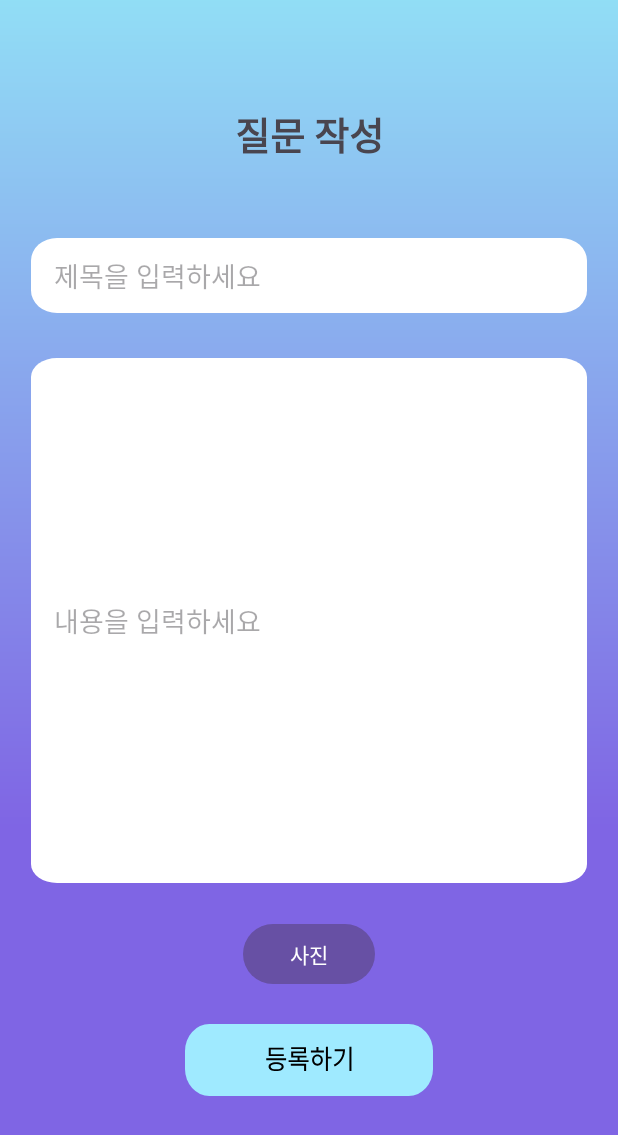
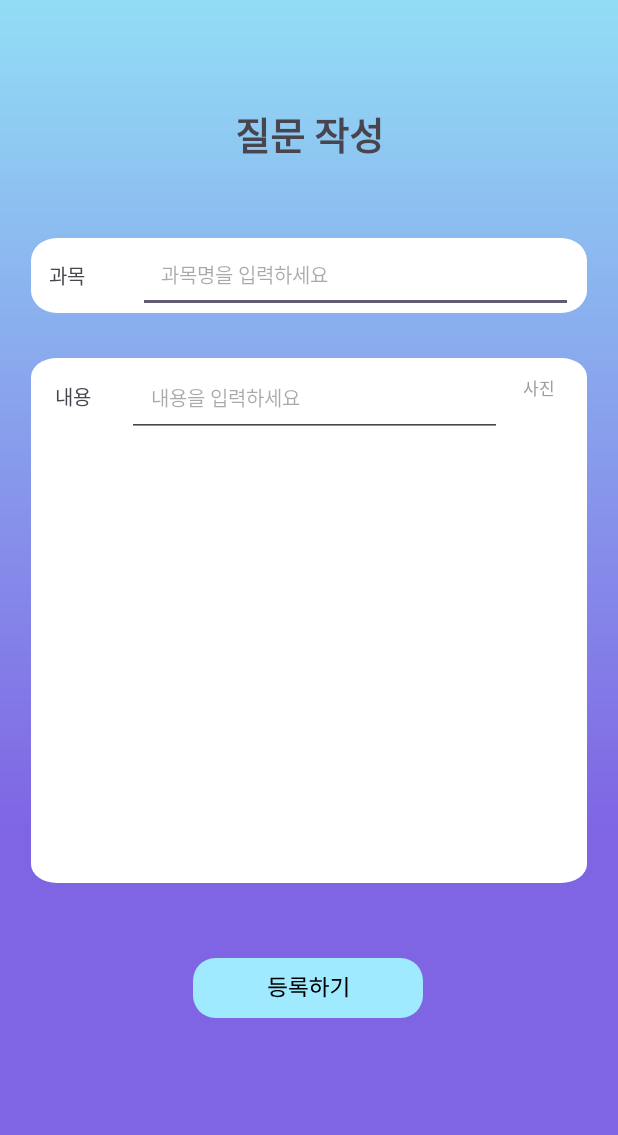
Before and after one commit to Alom-Team-Project-2024/Android, an Android app: the fragment QuestionPostFragment shown on its own in the app's theme, after a tap on an icon or button, on a phone screen of 412 x 824 dp. Shown: the top 1135 px of the screen. Run offline under Robolectric (Android 15) with nearby library versions, the phone set to English and light mode, and no system bars.

Commit message:
서버연결성공

```diff
--- a/app/src/main/java/com/example/setong_alom/QuestionPostFragment.kt
+++ b/app/src/main/java/com/example/setong_alom/QuestionPostFragment.kt
@@ -1,25 +1,23 @@
 package com.example.setong_alom
 
+import QuestionPostService
 import android.os.Bundle
 import android.util.Log
 import android.view.LayoutInflater
 import android.view.View
 import android.view.ViewGroup
-import android.widget.Button
 import android.widget.EditText
 import android.widget.ImageButton
 import android.widget.Toast
 import androidx.fragment.app.Fragment
-import com.google.gson.Gson
 import com.google.gson.JsonObject
-import okhttp3.*
-import okhttp3.MediaType.Companion.toMediaTypeOrNull
-import okhttp3.RequestBody.Companion.toRequestBody
-import java.io.IOException
-
+import retrofit2.Call
+import retrofit2.Callback
+import retrofit2.Response
 
 private const val ARG_PARAM1 = "param1"
 private const val ARG_PARAM2 = "param2"
+
 class QuestionPostFragment : Fragment() {
 
     private var param1: String? = null
@@ -29,8 +27,7 @@ class QuestionPostFragment : Fragment() {
     private lateinit var contentEditText: EditText
     private lateinit var submitButton: ImageButton
 
-    private val client = OkHttpClient()
-    private val gson = Gson()
+    private val service = RetrofitClient.instance.create(QuestionPostService::class.java)
 
     override fun onCreate(savedInstanceState: Bundle?) {
         super.onCreate(savedInstanceState)
@@ -39,6 +36,7 @@ class QuestionPostFragment : Fragment() {
             param2 = it.getString(ARG_PARAM2)
         }
     }
+
     override fun onCreateView(
         inflater: LayoutInflater, container: ViewGroup?,
         savedInstanceState: Bundle?
@@ -59,63 +57,39 @@ class QuestionPostFragment : Fragment() {
     }
 
     private fun sendPostRequest() {
-        val userId = "22222222"
+        val token = "Bearer eyJhbGciOiJIUzI1NiJ9.eyJ1c2VybmFtZSI6IjIyMDExMzE1Iiwicm9sZSI6IlVTRVIiLCJuaWNrbmFtZSI6InVzZXIyIiwiaWF0IjoxNzIyNjYyODE2LCJleHAiOjE3MjI2NjQwMTZ9.DB5BO63wGeXtXes2k3tehRM47x6yArr7eRvLVfFJGt8" // Bearer 인증을 위한 토큰
         val subject = titleEditText.text.toString()
-        val content = contentEditText.text.toString()
-        val image = "URL" // 실제 이미지 URL로
+        val text = contentEditText.text.toString()
 
-        //json 객체 생성, 데이터 추가
-        val jsonObject = JsonObject().apply {
-            addProperty("userId", userId)
-            addProperty("subject", subject)
-            addProperty("content", content)
-            addProperty("image", image)
+        // 제목과 내용을 확인하고 비어 있지 않도록 체크
+        if (subject.isBlank() || text.isBlank()) {
+            Toast.makeText(context, "Please fill in both fields", Toast.LENGTH_SHORT).show()
+            return
         }
 
-        //requestBody 생성
-        val requestBody = gson.toJson(jsonObject)
-            .toRequestBody("application/json; charset=utf-8".toMediaTypeOrNull())
+        val jsonObject = JsonObject().apply {
+            addProperty("subject", subject)
+            addProperty("text", text)
+        }
 
-        //request 객체 생성, 서버 URL 설정
-        val request = Request.Builder()
-            .url("https://your-server-url.com/api/posts") // 실제 서버 URL
-            .post(requestBody)
-            .build()
-
-        //비동기적으로 요청을 서버에 보냄
-        client.newCall(request).enqueue(object : Callback {
-            override fun onFailure(call: Call, e: IOException) {
-                Log.e("POST_REQUEST", "Failed to send request", e)
-                activity?.runOnUiThread {
-                    Toast.makeText(context, "Request failed", Toast.LENGTH_SHORT).show()
+        service.postQuestion(token, jsonObject).enqueue(object : Callback<Void> {
+            override fun onResponse(call: Call<Void>, response: Response<Void>) {
+                if (response.isSuccessful) {
+                    Toast.makeText(context, "Post submitted successfully", Toast.LENGTH_SHORT).show()
+                } else {
+                    Log.e("POST_REQUEST", "Error: ${response.code()}")
+                    Toast.makeText(context, "Request failed with status code: ${response.code()}", Toast.LENGTH_SHORT).show()
                 }
             }
 
-            override fun onResponse(call: Call, response: Response) {
-                if (response.isSuccessful) {
-                    activity?.runOnUiThread {
-                        Toast.makeText(context, "Post submitted successfully", Toast.LENGTH_SHORT)
-                            .show()
-                    }
-                } else {
-                    Log.e("POST_REQUEST", "Error: ${response.code}")
-                    activity?.runOnUiThread {
-                        Toast.makeText(context, "Request failed", Toast.LENGTH_SHORT).show()
-                    }
-                }
+            override fun onFailure(call: Call<Void>, t: Throwable) {
+                Log.e("POST_REQUEST", "Failed to send request", t)
+                Toast.makeText(context, "Request failed: ${t.message}", Toast.LENGTH_SHORT).show()
             }
         })
     }
+
     companion object {
-        /**
-         * Use this factory method to create a new instance of
-         * this fragment using the provided parameters.
-         *
-         * @param param1 Parameter 1.
-         * @param param2 Parameter 2.
-         * @return A new instance of fragment QuestionPost.
-         */
-        // TODO: Rename and change types and number of parameters
         @JvmStatic
         fun newInstance(param1: String, param2: String) =
             QuestionPostFragment().apply {
--- /dev/null
+++ b/app/src/main/java/com/example/setong_alom/QuestionPostService.kt
@@ -0,0 +1,13 @@
+import com.google.gson.JsonObject
+import retrofit2.Call
+import retrofit2.http.Body
+import retrofit2.http.Header
+import retrofit2.http.POST
+
+interface QuestionPostService {
+    @POST("question_post") // 엔드포인트
+    fun postQuestion(
+        @Header("Authorization") token: String, // Authorization 헤더에 토큰 추가
+        @Body requestBody: JsonObject // JSON 형식의 바디 데이터
+    ): Call<Void>
+}
--- /dev/null
+++ b/app/src/main/java/com/example/setong_alom/RetrofitClient.kt
@@ -0,0 +1,15 @@
+package com.example.setong_alom
+
+import retrofit2.Retrofit
+import retrofit2.converter.gson.GsonConverterFactory
+
+object RetrofitClient {
+    private const val BASE_URL = "http://15.165.213.186:8080/"
+
+    val instance: Retrofit by lazy {
+        Retrofit.Builder()
+            .baseUrl(BASE_URL)
+            .addConverterFactory(GsonConverterFactory.create())
+            .build()
+    }
+}
--- a/app/src/main/res/layout/fragment_question_post.xml
+++ b/app/src/main/res/layout/fragment_question_post.xml
@@ -14,76 +14,160 @@
         android:id="@+id/writeQuestionText"
         android:layout_width="wrap_content"
         android:layout_height="wrap_content"
+        android:layout_marginTop="70dp"
         android:text="@string/writeQuestionText"
         android:textSize="25sp"
+
         android:textStyle="bold"
+        app:layout_constraintEnd_toEndOf="parent"
+        app:layout_constraintStart_toStartOf="parent"
+        app:layout_constraintTop_toTopOf="parent" />
 
+
+    <ImageView
+        android:id="@+id/imageView5"
+        android:layout_width="0dp"
+
+        android:layout_height="50dp"
+
+        android:layout_marginTop="50dp"
+        android:background="@drawable/rounded_edittext"
+        android:paddingStart="15sp"
+        android:paddingEnd="15sp"
+
+        app:layout_constraintEnd_toEndOf="parent"
         app:layout_constraintStart_toStartOf="parent"
-        app:layout_constraintEnd_toEndOf="parent"
-        app:layout_constraintTop_toTopOf="parent"
-        android:layout_marginTop="70dp"
-        />
+        app:layout_constraintTop_toBottomOf="@id/writeQuestionText"
+        app:layout_constraintWidth_percent="0.9" />
 
-    <!-- 제목 editText -->
+    <TextView
+        android:id="@+id/title"
+        android:layout_width="0dp"
+        android:layout_height="wrap_content"
+
+        android:layout_marginStart="12dp"
+        android:layout_marginLeft="12dp"
+        android:layout_marginTop="50dp"
+        android:layout_marginEnd="20dp"
+        android:layout_marginRight="20dp"
+
+        android:text="@string/title"
+        android:textSize="13sp"
+        app:layout_constraintBottom_toBottomOf="@id/imageView5"
+        app:layout_constraintEnd_toStartOf="@id/titleEditText"
+        app:layout_constraintStart_toStartOf="@id/imageView5"
+        app:layout_constraintTop_toBottomOf="@+id/writeQuestionText" />
+
+    <!-- 제목 editText-->
     <EditText
         android:id="@+id/titleEditText"
-        android:layout_width="0dp"
+        android:layout_width="290dp"
         android:layout_height="50dp"
 
+        android:layout_marginTop="50dp"
+
+        android:layout_marginEnd="30dp"
+        android:layout_marginRight="30dp"
         android:hint="@string/titleText"
-        android:singleLine="true"
 
-        android:background="@drawable/rounded_edittext"
-
-        app:layout_constraintTop_toBottomOf="@id/writeQuestionText"
-        app:layout_constraintStart_toStartOf="parent"
-        app:layout_constraintEnd_toEndOf="parent"
-        app:layout_constraintWidth_percent="0.9"
-
-        android:layout_marginTop="50dp"
         android:paddingStart="15sp"
         android:paddingEnd="15sp"
-        />
+        android:singleLine="true"
+        android:textSize="13sp"
+        app:layout_constraintEnd_toEndOf="parent"
+        app:layout_constraintStart_toEndOf="@id/title"
+        app:layout_constraintTop_toBottomOf="@id/writeQuestionText"
+        app:layout_constraintBottom_toBottomOf="@id/imageView5"
+        app:layout_constraintWidth_percent="0.9" />
 
-    <!-- 내용 editText -->
-    <EditText
-        android:id="@+id/contentEditText"
+    <ImageView
+        android:id="@+id/imageview6"
         android:layout_width="0dp"
         android:layout_height="350dp"
+
         android:layout_marginTop="30dp"
+        android:background="@drawable/rounded_edittext2"
 
-        android:background="@drawable/rounded_edittext2"
         android:hint="@string/contentText"
-
         android:paddingStart="15sp"
         android:paddingEnd="15sp"
         app:layout_constraintEnd_toEndOf="parent"
         app:layout_constraintStart_toStartOf="parent"
-        app:layout_constraintTop_toBottomOf="@id/titleEditText"
+        app:layout_constraintTop_toBottomOf="@+id/imageView5"
         app:layout_constraintWidth_percent="0.9" />
 
-    <!-- 등록하기 button -->
-    <Button
+
+    <TextView
+        android:id="@+id/content"
         android:layout_width="wrap_content"
         android:layout_height="wrap_content"
-        android:text="사진"
-        app:layout_constraintBottom_toTopOf="@+id/submitButton"
-        app:layout_constraintEnd_toEndOf="parent"
-        app:layout_constraintStart_toStartOf="parent"
-        app:layout_constraintTop_toBottomOf="@+id/contentEditText" />
+
+        android:layout_marginStart="12dp"
+        android:layout_marginLeft="12dp"
+        android:layout_marginTop="16dp"
+        android:layout_marginEnd="20dp"
+        android:layout_marginRight="20dp"
+
+        android:layout_marginBottom="315dp"
+        android:text="@string/content"
+        android:textSize="13sp"
+        app:layout_constraintBottom_toBottomOf="@+id/imageview6"
+        app:layout_constraintEnd_toStartOf="@+id/contentEditText"
+        app:layout_constraintStart_toStartOf="@id/imageview6"
+        app:layout_constraintTop_toTopOf="@+id/imageview6" />
+
+    <EditText
+        android:id="@+id/contentEditText"
+        android:layout_width="250dp"
+        android:layout_height="wrap_content"
+
+        android:gravity="top"
+        android:hint="@string/contentText"
+        android:padding="16dp"
+        android:singleLine="true"
+        android:textSize="13sp"
+        app:layout_constraintBottom_toBottomOf="@+id/imageview6"
+        app:layout_constraintEnd_toStartOf="@+id/img_btn"
+        app:layout_constraintStart_toEndOf="@id/content"
+        app:layout_constraintTop_toTopOf="@+id/imageview6"
+        app:layout_constraintVertical_bias="0.0"
+        app:layout_constraintWidth_percent="0.9" />
+
+    <Button
+        android:id="@+id/img_btn"
+        android:layout_width="40dp"
+        android:layout_height="40dp"
+
+        android:layout_marginEnd="8dp"
+        android:layout_marginRight="8dp"
+
+        android:layout_marginBottom="310dp"
+        android:background="@android:color/transparent"
+        android:padding="0dp"
+        android:text="@string/image"
+
+        android:textColor="#9D9D9D"
+        android:textSize="11dp"
+
+        app:layout_constraintBottom_toBottomOf="@+id/imageview6"
+        app:layout_constraintEnd_toEndOf="@+id/imageview6"
+        app:layout_constraintStart_toEndOf="@id/contentEditText"
+        app:layout_constraintTop_toTopOf="@+id/imageview6" />
 
     <ImageButton
         android:id="@+id/submitButton"
-        android:layout_width="0dp"
-        android:layout_height="48dp"
+        android:layout_width="wrap_content"
+        android:layout_height="wrap_content"
+        android:layout_marginTop="50dp"
         android:background="@drawable/post_button"
+
         app:layout_constraintBottom_toBottomOf="parent"
+        app:layout_constraintEnd_toEndOf="parent"
+        app:layout_constraintHorizontal_bias="0.497"
 
-        app:layout_constraintEnd_toEndOf="parent"
         app:layout_constraintStart_toStartOf="parent"
-        app:layout_constraintTop_toBottomOf="@id/contentEditText"
-        app:layout_constraintWidth_percent="0.4"
-
-        />
+        app:layout_constraintTop_toBottomOf="@+id/imageview6"
+        app:layout_constraintVertical_bias="0.0"
+        app:layout_constraintWidth_percent="0.4" />
 
 </androidx.constraintlayout.widget.ConstraintLayout>
--- a/app/src/main/res/values/strings.xml
+++ b/app/src/main/res/values/strings.xml
@@ -26,10 +26,11 @@
 
     <!-- fragment_question_post.xml -->
     <string name="writeQuestionText">질문 작성</string>
-    <string name="tile">제목</string>
-    <string name="titleText">제목을 입력하세요</string>
+    <string name="title">과목</string>
+    <string name="titleText">과목명을 입력하세요</string>
     <string name="content">내용</string>
     <string name="contentText">내용을 입력하세요</string>
+    <string name="image">사진</string>
     <string name="submitButtonText">등록하기</string>
     <!-- TODO: Remove or change this placeholder text -->
     <string name="hello_blank_fragment">Hello blank fragment</string>
--- /dev/null
+++ b/app/src/main/res/xml/network_security_config.xml
@@ -0,0 +1,6 @@
+<?xml version="1.0" encoding="utf-8"?>
+<network-security-config>
+    <domain-config cleartextTrafficPermitted="true">
+        <domain includeSubdomains="true">15.165.213.186</domain>
+    </domain-config>
+</network-security-config>
```
Also changed, not shown: app/build.gradle.kts (+7 -2 lines), app/src/main/AndroidManifest.xml (+10 -1 lines).
